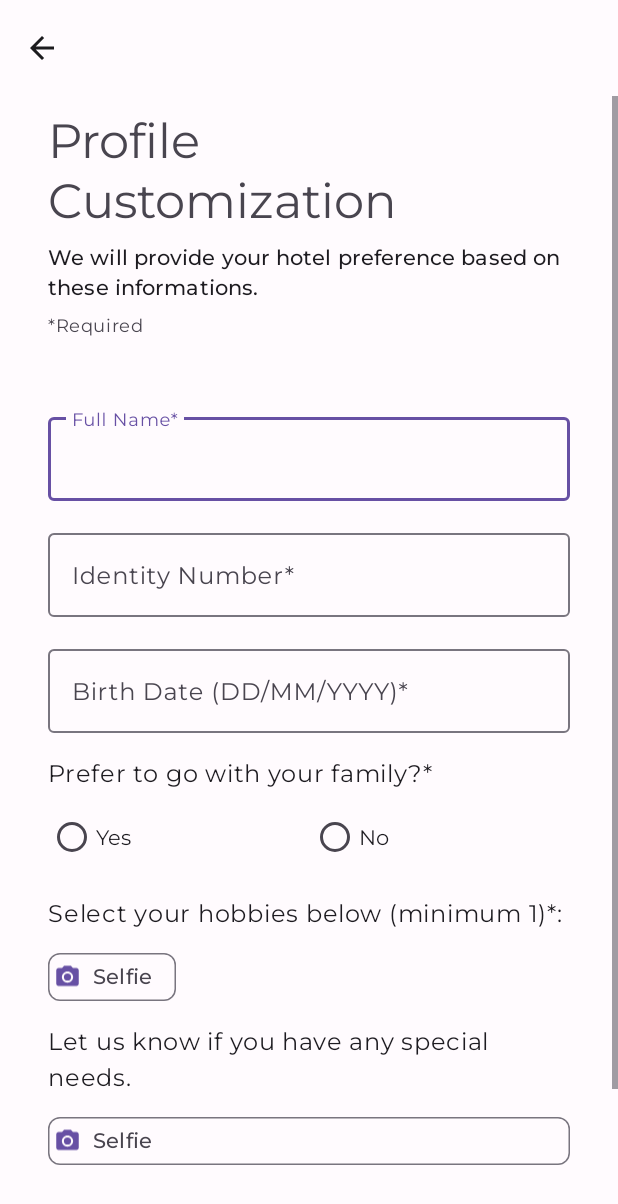
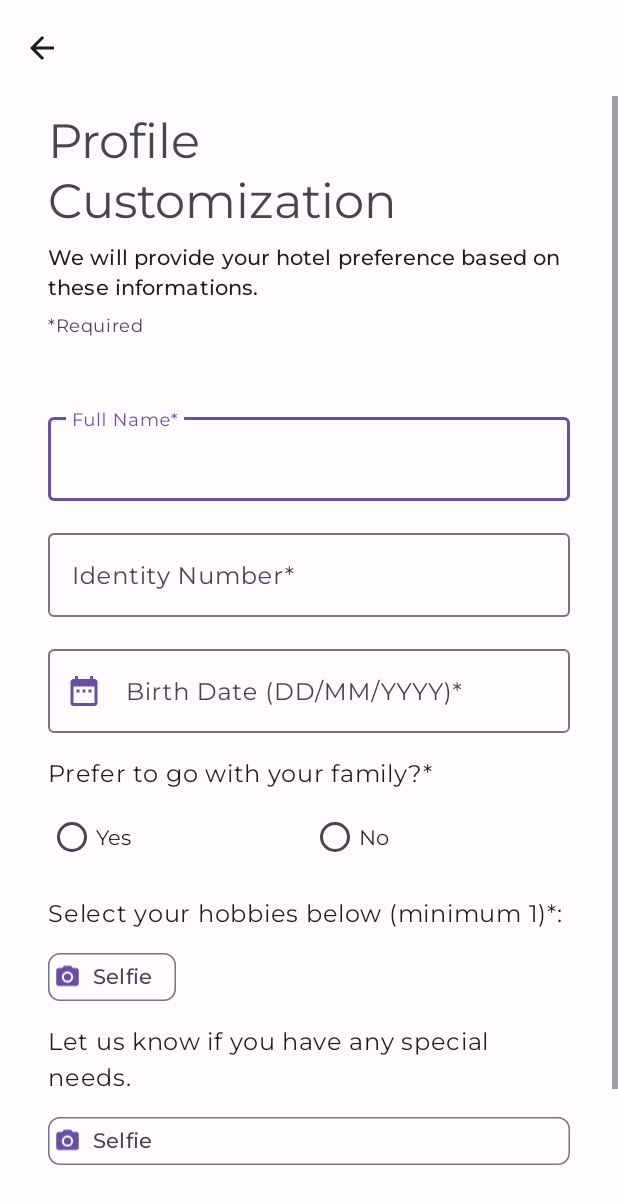
Before and after one commit to CC22-HO01-TravelokaSigapore-HotelRanks/hotel-ranking-app, an Android app: the layout activity_profile_customization.xml on its own in the app's theme, with its tools: preview values and no code run, on a phone screen of 412 x 824 dp. Shown: the top 1204 px of the screen. Run offline under Robolectric (Android 15) with nearby library versions, the phone set to English and light mode, and no system bars.

Commit message:
refact: enable input type attrs in ValidateableTextField.kt

```diff
--- a/app/src/main/java/com/c22ho01/hotelranking/customview/ValidateableTextField.kt
+++ b/app/src/main/java/com/c22ho01/hotelranking/customview/ValidateableTextField.kt
@@ -8,6 +8,7 @@ import android.text.Editable
 import android.text.TextWatcher
 import android.text.method.PasswordTransformationMethod
 import android.util.AttributeSet
+import android.view.inputmethod.EditorInfo
 import androidx.constraintlayout.widget.ConstraintLayout
 import com.c22ho01.hotelranking.R
 import com.c22ho01.hotelranking.databinding.ValidateableTextFieldBinding
@@ -23,6 +24,7 @@ class ValidateableTextField : ConstraintLayout {
     val hasError: Boolean
         get() = _hasError
     private var validateType: Int? = null
+    private var inputType: Int? = null
     private var isRequired: Boolean = false
     private var hintText: String? = null
     private var selectedDate: Date? = null
@@ -61,9 +63,9 @@ class ValidateableTextField : ConstraintLayout {
         val errorText = typedArray.getString(R.styleable.ValidateableTextField_validFieldError)
         val isObscure =
             typedArray.getBoolean(R.styleable.ValidateableTextField_validFieldObscure, false)
-
         validateType =
             typedArray.getInt(R.styleable.ValidateableTextField_validFieldValidateType, -1)
+        inputType = typedArray.getInt(R.styleable.ValidateableTextField_validFieldInputType, INPUT_TYPE_TEXT)
         isRequired =
             typedArray.getBoolean(R.styleable.ValidateableTextField_validFieldRequired, false)
 
@@ -85,7 +87,44 @@ class ValidateableTextField : ConstraintLayout {
             setText(valueText)
             transformationMethod = if (isObscure) PasswordTransformationMethod() else null
         }
+        setupInputType()
+
         typedArray.recycle()
+    }
+
+    private fun setupInputType() {
+        when(inputType) {
+            INPUT_TYPE_TEXT -> {
+                binding?.etValidateableField?.inputType = EditorInfo.TYPE_CLASS_TEXT
+            }
+            INPUT_TYPE_NUMBER -> {
+                binding?.etValidateableField?.inputType = EditorInfo.TYPE_CLASS_NUMBER
+            }
+            INPUT_TYPE_DATE -> {
+                binding?.tilValidateableViews?.run {
+                    startIconDrawable = context.getDrawable(R.drawable.ic_baseline_date_range_24)
+                }
+                binding?.etValidateableField?.run {
+                    isFocusable = false
+                    setOnClickListener {
+                        val dateSetListener = DatePickerDialog.OnDateSetListener { _, year, month, dayOfMonth ->
+                            val monthOfYear = month + 1
+                            binding?.etValidateableField?.setText("$dayOfMonth/$monthOfYear/$year")
+                            selectedDate = Calendar.getInstance().apply {
+                                set(Calendar.YEAR, year)
+                                set(Calendar.MONTH, monthOfYear)
+                                set(Calendar.DAY_OF_MONTH, dayOfMonth)
+                            }.time
+                        }
+                        val calendar = Calendar.getInstance()
+                        val year = calendar.get(Calendar.YEAR)
+                        val month = calendar.get(Calendar.MONTH)
+                        val day = calendar.get(Calendar.DAY_OF_MONTH)
+                        DatePickerDialog(context, dateSetListener, year, month, day).show()
+                    }
+                }
+            }
+        }
     }
 
     fun getText(): String? {
@@ -95,7 +134,6 @@ class ValidateableTextField : ConstraintLayout {
     fun getSelectedDate(): Date? {
         return selectedDate
     }
-
 
     fun setError(errorText: String?) {
         if (errorText != null) {
@@ -173,35 +211,12 @@ class ValidateableTextField : ConstraintLayout {
                     }
                 }
 
-                override fun afterTextChanged(s: Editable?) {}
-            })
-
-        if(validateType == VALIDATE_TYPE_DATE) {
-            binding?.tilValidateableViews?.run {
-                startIconDrawable = context.getDrawable(R.drawable.ic_baseline_date_range_24)
-            }
-            binding?.etValidateableField?.run {
-                isFocusable = false
-                setOnClickListener {
-                    val dateSetListener = DatePickerDialog.OnDateSetListener { _, year, month, dayOfMonth ->
-                        val monthOfYear = month + 1
-                        binding?.etValidateableField?.setText("$dayOfMonth/$monthOfYear/$year")
-                        selectedDate = Calendar.getInstance().apply {
-                            set(Calendar.YEAR, year)
-                            set(Calendar.MONTH, monthOfYear)
-                            set(Calendar.DAY_OF_MONTH, dayOfMonth)
-                        }.time
+                override fun afterTextChanged(s: Editable?) {
+                    if(validateType == VALIDATE_TYPE_DATE) {
                         callback(true)
                     }
-                    val calendar = Calendar.getInstance()
-                    val year = calendar.get(Calendar.YEAR)
-                    val month = calendar.get(Calendar.MONTH)
-                    val day = calendar.get(Calendar.DAY_OF_MONTH)
-                    DatePickerDialog(context, dateSetListener, year, month, day).show()
                 }
-            }
-
-        }
+            })
     }
 
 
@@ -212,6 +227,11 @@ class ValidateableTextField : ConstraintLayout {
         const val VALIDATE_TYPE_PASSWORD = 1
         const val VALIDATE_TYPE_PASSWORD_CONFIRMATION = 2
         const val VALIDATE_TYPE_DATE = 3
+
+        const val INPUT_TYPE_TEXT = 0
+        const val INPUT_TYPE_NUMBER = 1
+        const val INPUT_TYPE_DATE = 2
+
         const val PASSWORD_MIN_LENGTH = 8
     }
 }
--- a/app/src/main/java/com/c22ho01/hotelranking/data/remote/retrofit/ProfileService.kt
+++ b/app/src/main/java/com/c22ho01/hotelranking/data/remote/retrofit/ProfileService.kt
@@ -1,4 +1,5 @@
 package com.c22ho01.hotelranking.data.remote.retrofit
 
 interface ProfileService {
+
 }
--- a/app/src/main/res/layout/__validateable_text_field.xml
+++ b/app/src/main/res/layout/__validateable_text_field.xml
@@ -12,16 +12,19 @@
         android:layout_width="match_parent"
         android:layout_height="match_parent"
         android:layout_marginTop="8dp"
-        app:startIconTint="?attr/colorPrimary"
+
         app:passwordToggleEnabled="false"
         app:passwordToggleTint="@color/md_theme_light_primary"
+        app:startIconTint="?attr/colorPrimary"
         tools:hint="@string/email">
 
         <com.google.android.material.textfield.TextInputEditText
             android:id="@+id/et_validateable_field"
             style="@style/Widget.Material3.TextInputEditText.OutlinedBox"
             android:layout_width="match_parent"
+            android:imeOptions="actionDone"
             android:maxLines="1"
+            android:singleLine="true"
             android:layout_height="wrap_content" />
 
     </com.google.android.material.textfield.TextInputLayout>
--- a/app/src/main/res/layout/activity_profile_customization.xml
+++ b/app/src/main/res/layout/activity_profile_customization.xml
@@ -76,6 +76,7 @@
                 android:layout_marginTop="16dp"
                 app:layout_constraintTop_toBottomOf="@id/vtf_profile_custom_name"
                 app:validFieldHint="@string/identity_number_req"
+                app:validFieldInputType="NUMBER"
                 app:validFieldRequired="true" />
 
             <com.c22ho01.hotelranking.customview.ValidateableTextField
@@ -86,6 +87,7 @@
                 app:layout_constraintTop_toBottomOf="@id/vtf_profile_custom_nid"
                 app:validFieldHint="@string/birth_date_req"
                 app:validFieldRequired="true"
+                app:validFieldInputType="DATE"
                 app:validFieldValidateType="DATE" />
 
             <TextView
--- a/app/src/main/res/values/attrs.xml
+++ b/app/src/main/res/values/attrs.xml
@@ -7,6 +7,11 @@
             <enum name="PASSWORD_CONFIRMATION" value="2" />
             <enum name="DATE" value="3" />
         </attr>
+        <attr name="validFieldInputType" format="enum">
+            <enum name="TEXT" value="0" />
+            <enum name="NUMBER" value="1" />>
+            <enum name="DATE" value="2" />
+        </attr>
         <attr name="validFieldValue" format="string" />
         <attr name="validFieldHint" format="string" />
         <attr name="validFieldError" format="string" />
--- a/app/src/main/res/values/themes.xml
+++ b/app/src/main/res/values/themes.xml
@@ -1,11 +1,11 @@
 <resources xmlns:tools="http://schemas.android.com/tools">
     <!-- Base application theme. -->
     <style name="Theme.HotelRanking" parent="Theme.Material3.Light.NoActionBar">
-        <item name="android:statusBarColor" tools:targetApi="m">?android:attr/windowBackground
+        <item name="android:statusBarColor" tools:targetApi="m">?android:attr/colorBackground
         </item>
         <item name="android:windowLightStatusBar" tools:targetApi="m">true</item>
         <item name="android:navigationBarColor" tools:targetApi="o_mr1">
-            ?android:attr/windowBackground
+            ?android:attr/colorBackground
         </item>
         <item name="fontFamily">@font/montserrat_regular</item>
         <item name="colorPrimary">@color/md_theme_light_primary</item>
```
Also changed, not shown: 1 other file.
